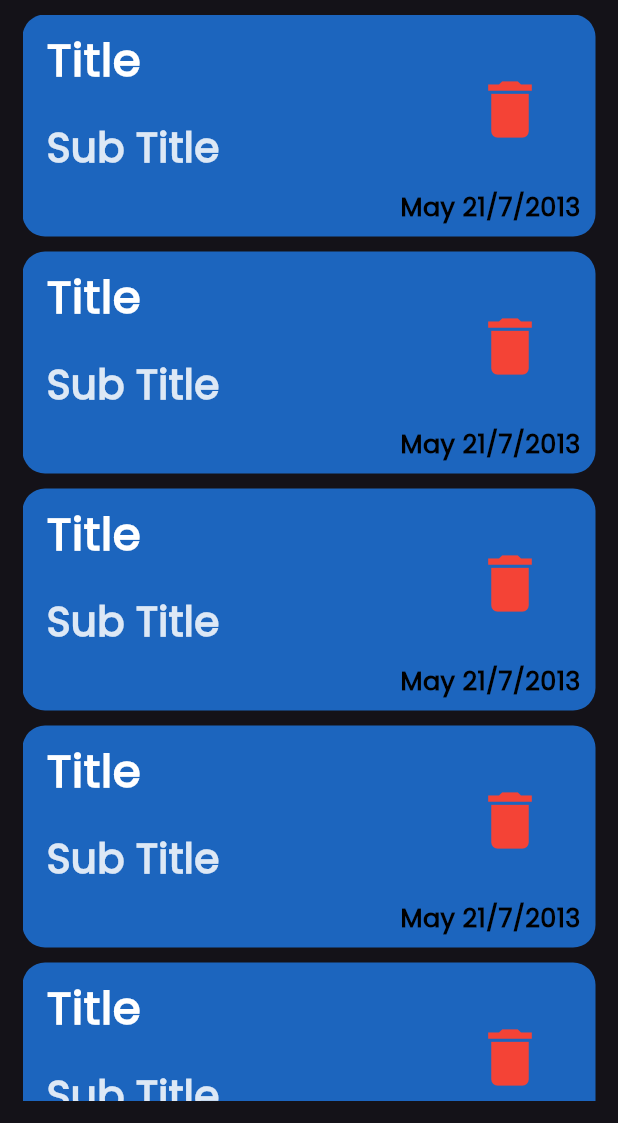
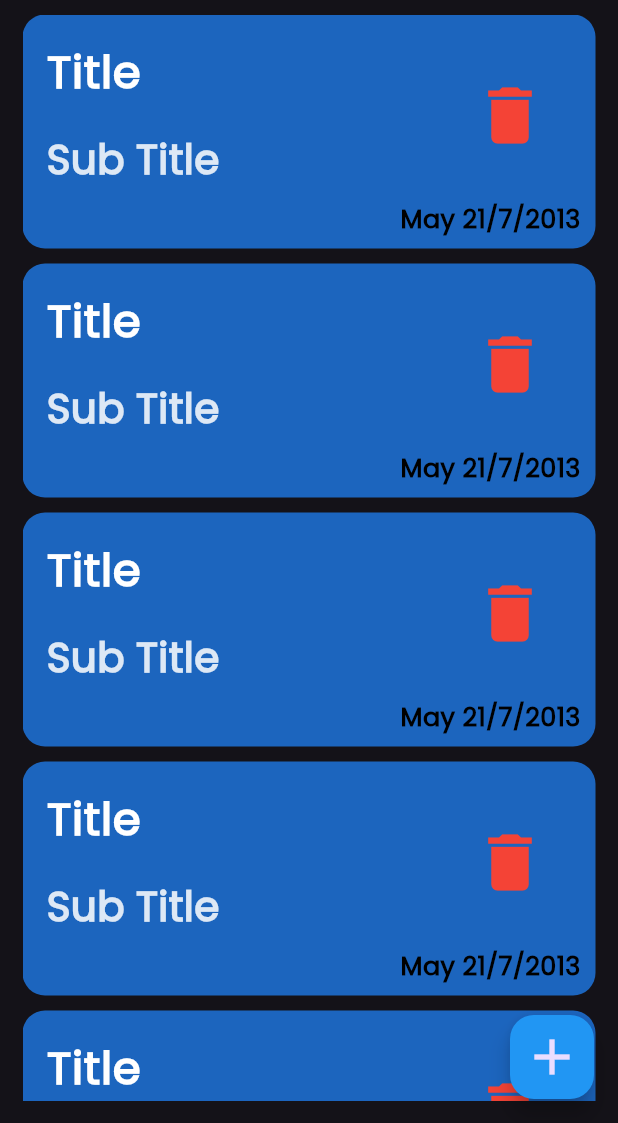
Before and after one commit to MohamedElsay0d/note_app_with_cubit-hive, a Flutter app: the screen it shows after launch, on a phone screen of 412 x 824 dp, the part 113-1236 px from its top. Run offline on Flutter 3.47's test engine with Material 3 defaults, Android fonts, the phone set to English and light mode, and no system bars.

Commit message:
Add Note ButtonSheet

```diff
--- a/lib/widgets/NotesViewBody.dart
+++ b/lib/widgets/NotesViewBody.dart
@@ -1,16 +1,16 @@
 import 'package:flutter/material.dart';
 
+import 'AddNote.dart';
 import 'CustomAppBar.dart';
 import 'NotesListView.dart';
-import 'ViewCard.dart';
 
 class NotesViewBody extends StatelessWidget {
   const NotesViewBody({super.key});
 
   @override
   Widget build(BuildContext context) {
-    return const Scaffold(
-      body: Padding(
+    return Scaffold(
+      body: const Padding(
         padding: EdgeInsets.symmetric(horizontal: 15.0, vertical: 15.0),
         child: Column(
           children: [
@@ -25,6 +25,20 @@ class NotesViewBody extends StatelessWidget {
           ],
         ),
       ),
+      floatingActionButton: FloatingActionButton(
+        onPressed: () {
+          showModalBottomSheet(
+              context: context,
+              builder: (context) {
+                return const AddNote();
+              });
+        },
+        backgroundColor: Colors.blue,
+        child: const Icon(
+          Icons.add,
+          size: 40,
+        ),
+      ),
     );
   }
 }
--- a/lib/widgets/ViewCard.dart
+++ b/lib/widgets/ViewCard.dart
@@ -43,7 +43,7 @@ class NoteCard extends StatelessWidget {
         children: [
           ListTile(
               title: Padding(
-                padding: const EdgeInsets.only(bottom: 8.0),
+                padding: const EdgeInsets.symmetric(vertical: 8.0),
                 child: Text(
                   "Title",
                   style: TextStyle(
```
Also changed, not shown: lib/widgets/AddNote.dart (added, +10 -0 lines).
